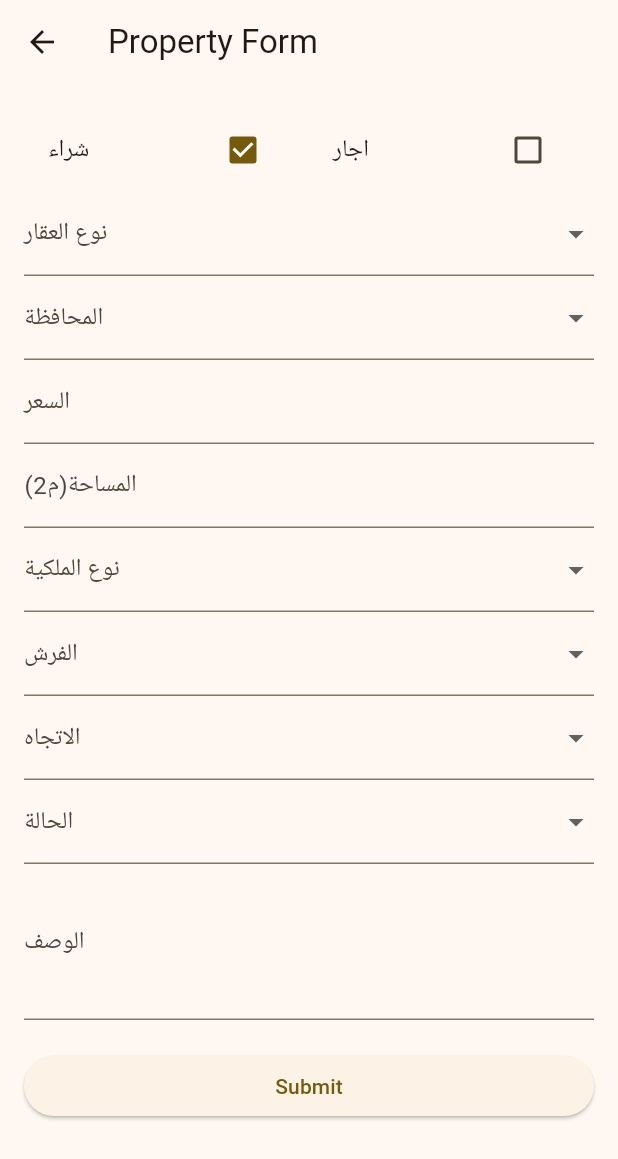
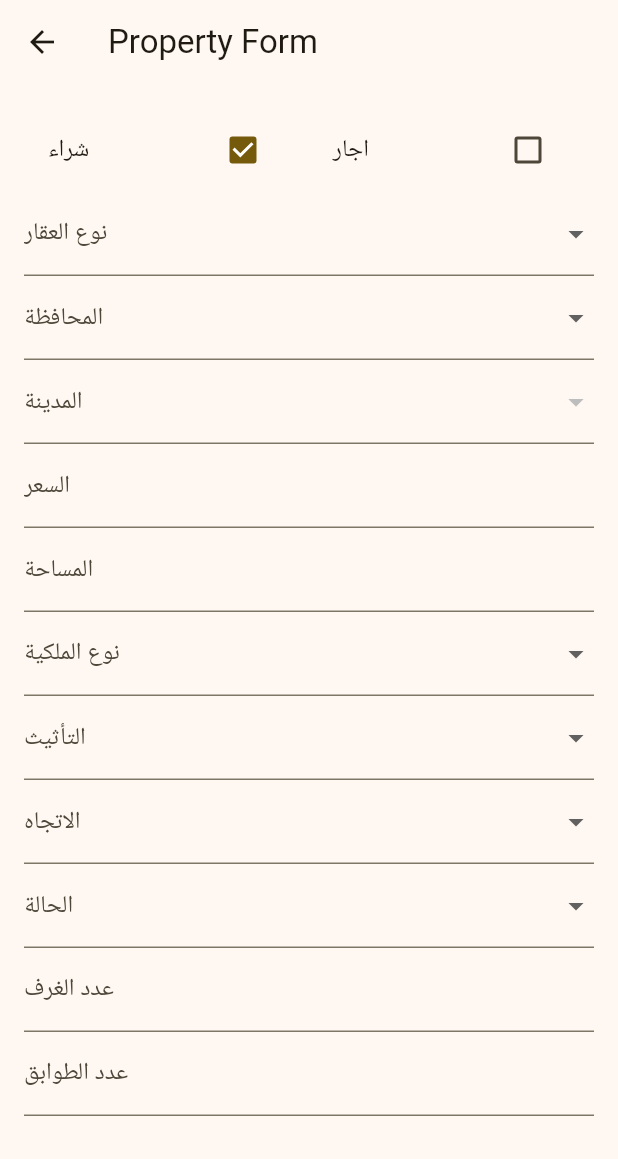
Before and after one commit to habeebandrew/real-estate, a Flutter app: the AdPropertyScreen screen opened by its route, on a phone screen of 412 x 824 dp. Shown: the top 1159 px of the screen. Run offline on Flutter 3.47's test engine with Material 3 defaults, Android fonts, the phone set to English and light mode, and no system bars; our stand-ins replace bloc, flutter_bloc, flutter_screenutil, image_picker, shared_preferences, shimmer_animation and 1 more; accounts and stored records are empty; statements that could not run were skipped.

Commit message:
1.add Features

```diff
--- a/lib/Presentation/Ad Propert Screen/ad_property_screen.dart
+++ b/lib/Presentation/Ad Propert Screen/ad_property_screen.dart
@@ -89,14 +89,36 @@ class _AdPropertyScreenState extends State<AdPropertyScreen> {
     'سنوي'
   ];
 
+  final List<String> specialFeatures = [
+    'مصعد',
+    'كهرباء بطاقة شمسية',
+    'تراس',
+    'كراج',
+    'مسبح',
+    'التسخين بطاقة الشمس',
+    'شرفة'
+  ];
+
   final TextEditingController propertyTypeController = TextEditingController();
   final TextEditingController provinceController = TextEditingController();
   final TextEditingController cityController = TextEditingController();
   final TextEditingController descriptionController = TextEditingController();
 
   final _formKey = GlobalKey<FormState>();
+  Map<String, bool> selectedFeatures = {
+    'مصعد': false,
+    'كهرباء بطاقة شمسية': false,
+    'تراس': false,
+    'كراج': false,
+    'مسبح': false,
+    'التسخين بطاقة الشمس': false,
+    'شرفة': false
+  };
 
-  Future<List<Map<String, dynamic>>> fetchCities(String province) async {
+  List<Map<String, dynamic>> cities = [];
+  bool isLoadingCities = false;
+
+  Future<void> fetchCities(String province) async {
     final Map<String, int> provinceIds = {
       'Damascus': 1,
       'Rif Damascus': 2,
@@ -118,12 +140,15 @@ class _AdPropertyScreenState extends State<AdPropertyScreen> {
 
     if (response.statusCode == 200) {
       final List data = json.decode(response.body);
-      return data.map((city) {
+      setState(() {
+        cities = data.map((city) {
           return {
             'id_address': city['id_address'],
             'address': city['address']
           };
         }).toList();
+        isLoadingCities = false;
+      });
     } else {
       throw Exception('Failed to load cities');
     }
@@ -180,6 +205,12 @@ class _AdPropertyScreenState extends State<AdPropertyScreen> {
         propertyTypeId = 0; // قيمة افتراضية غير صحيحة
     }
 
+    // جمع الميزات الخاصة التي تم اختيارها
+    String selectedSpecialFeatures = selectedFeatures.entries
+        .where((entry) => entry.value)
+        .map((entry) => entry.key)
+        .join(',');
+
     final response = await http.post(
       Uri.parse( ApiAndEndpoints.api+ApiAndEndpoints.addPropertyAd),
       headers: {
@@ -201,7 +232,8 @@ class _AdPropertyScreenState extends State<AdPropertyScreen> {
         'rental_period': rentalDuration,
         'numberOfRoom': numberOfRooms,
         'floor': floors,
-        // 'description': description,
+        'description': description,
+        'features': selectedSpecialFeatures,
       }),
     );
 
@@ -282,12 +314,11 @@ class _AdPropertyScreenState extends State<AdPropertyScreen> {
                 onChanged: (value) {
                   setState(() {
                     selectedPropertyType = value!;
-                    propertyTypeController.text = value;
                   });
                 },
                 validator: (value) {
                   if (value == null || value.isEmpty) {
-                    return 'يرجى اختيار نوع العقار';
+                    return 'Please select a property type';
                   }
                   return null;
                 },
@@ -305,80 +336,78 @@ class _AdPropertyScreenState extends State<AdPropertyScreen> {
                 onChanged: (value) {
                   setState(() {
                     selectedProvince = value!;
-                    selectedCity = ''; // Reset city to empty string
-                    selectedCityId = -1; // Reset city ID
-                    provinceController.text = value;
+                    selectedCity = ''; // لإعادة تعيين المدينة عند تغيير المحافظة
+                    selectedCityId = -1; // إعادة تعيين id_address
+                    isLoadingCities = true;
                   });
+                  fetchCities(selectedProvince);
                 },
                 validator: (value) {
                   if (value == null || value.isEmpty) {
-                    return 'يرجى اختيار المحافظة';
+                    return 'Please select a province';
                   }
                   return null;
                 },
               ),
               // City
-              if (selectedProvince.isNotEmpty)
-                FutureBuilder<List<Map<String, dynamic>>>(
-                  future: fetchCities(selectedProvince),
-                  builder: (context, snapshot) {
-                    if (snapshot.connectionState == ConnectionState.waiting) {
-                      return CircularProgressIndicator();
-                    } else if (snapshot.hasError) {
-                      return Text('Error: ${snapshot.error}');
-                    } else {
-                      return DropdownButtonFormField<String>(
+              DropdownButtonFormField<String>(
                 decoration: InputDecoration(labelText: 'المدينة'),
                 value: selectedCity.isEmpty ? null : selectedCity,
-                        items: snapshot.data!.map((city) {
+                items: cities.map((city) {
                   return DropdownMenuItem<String>(
                     value: city['address'],
                     child: Text(city['address']),
                     onTap: () {
-                              selectedCityId = city['id_address'];
+                      selectedCityId = city['id_address']; // تعيين id_address
                     },
                   );
                 }).toList(),
                 onChanged: (value) {
                   setState(() {
                     selectedCity = value!;
-                            cityController.text = value;
                   });
                 },
                 validator: (value) {
                   if (value == null || value.isEmpty) {
-                            return 'يرجى اختيار المدينة';
+                    return 'Please select a city';
                   }
                   return null;
-                        },
-                      );
-                    }
                 },
               ),
               // Price
               TextFormField(
                 decoration: InputDecoration(labelText: 'السعر'),
-                keyboardType: TextInputType.numberWithOptions(decimal: true),
+                keyboardType: TextInputType.number,
                 onChanged: (value) {
+                  setState(() {
                     price = double.tryParse(value);
+                  });
                 },
                 validator: (value) {
                   if (value == null || value.isEmpty) {
-                    return 'يرجى إدخال السعر';
+                    return 'Please enter a price';
+                  }
+                  if (double.tryParse(value) == null) {
+                    return 'Please enter a valid price';
                   }
                   return null;
                 },
               ),
               // Area
               TextFormField(
-                decoration: InputDecoration(labelText: 'المساحة(م2)'),
-                keyboardType: TextInputType.numberWithOptions(decimal: true),
+                decoration: InputDecoration(labelText: 'المساحة'),
+                keyboardType: TextInputType.number,
                 onChanged: (value) {
+                  setState(() {
                     area = double.tryParse(value);
+                  });
                 },
                 validator: (value) {
                   if (value == null || value.isEmpty) {
-                    return 'يرجى إدخال المساحة';
+                    return 'Please enter an area';
+                  }
+                  if (double.tryParse(value) == null) {
+                    return 'Please enter a valid area';
                   }
                   return null;
                 },
@@ -400,14 +429,14 @@ class _AdPropertyScreenState extends State<AdPropertyScreen> {
                 },
                 validator: (value) {
                   if (value == null || value.isEmpty) {
-                    return 'يرجى اختيار نوع الملكية';
+                    return 'Please select an ownership type';
                   }
                   return null;
                 },
               ),
               // Furnishing
               DropdownButtonFormField<String>(
-                decoration: InputDecoration(labelText: 'الفرش'),
+                decoration: InputDecoration(labelText: 'التأثيث'),
                 value: furnishing,
                 items: furnishings.map((type) {
                   return DropdownMenuItem<String>(
@@ -422,7 +451,7 @@ class _AdPropertyScreenState extends State<AdPropertyScreen> {
                 },
                 validator: (value) {
                   if (value == null || value.isEmpty) {
-                    return 'يرجى اختيار نوع الفرش';
+                    return 'Please select a furnishing type';
                   }
                   return null;
                 },
@@ -444,16 +473,14 @@ class _AdPropertyScreenState extends State<AdPropertyScreen> {
                 },
                 validator: (value) {
                   if (value == null || value.isEmpty) {
-                    return 'يرجى اختيار الاتجاه';
+                    return 'Please select an orientation';
                   }
                   return null;
                 },
               ),
               // Condition
-
               DropdownButtonFormField<String>(
-                decoration: InputDecoration(labelText:
-                'الحالة'),
+                decoration: InputDecoration(labelText: 'الحالة'),
                 value: condition,
                 items: conditions.map((type) {
                   return DropdownMenuItem<String>(
@@ -468,15 +495,16 @@ class _AdPropertyScreenState extends State<AdPropertyScreen> {
                 },
                 validator: (value) {
                   if (value == null || value.isEmpty) {
-                    return 'يرجى اختيار الحالة';
+                    return 'Please select a condition';
                   }
                   return null;
                 },
               ),
-              // Rental Duration (shows only if isForSale is false)
+              // Rental Duration
               if (!isForSale)
+
                 DropdownButtonFormField<String>(
-                  decoration: InputDecoration(labelText: 'مدة الإيجار'),
+                decoration: InputDecoration(labelText: 'مدة الايجار'),
                 value: rentalDuration,
                 items: rentalDurations.map((type) {
                   return DropdownMenuItem<String>(
@@ -491,73 +519,97 @@ class _AdPropertyScreenState extends State<AdPropertyScreen> {
                 },
                 validator: (value) {
                   if (value == null || value.isEmpty) {
-                      return 'يرجى اختيار مدة الإيجار';
+                    return 'Please select a rental duration';
                   }
                   return null;
                 },
               ),
-              // Number of Rooms (shows only if propertyType is valid)
-              if (['فيلا', 'شقة', 'مكتب', 'مزرعة', 'محل تجاري', 'شاليه'].contains(selectedPropertyType))
+              // Number of Rooms
               TextFormField(
                 decoration: InputDecoration(labelText: 'عدد الغرف'),
                 keyboardType: TextInputType.number,
                 onChanged: (value) {
+                  setState(() {
                     numberOfRooms = int.tryParse(value);
+                  });
                 },
                 validator: (value) {
                   if (value == null || value.isEmpty) {
-                      return 'يرجى إدخال عدد الغرف';
+                    return 'Please enter the number of rooms';
+                  }
+                  if (int.tryParse(value) == null) {
+                    return 'Please enter a valid number of rooms';
                   }
                   return null;
                 },
               ),
-              // Number of Floors (shows only if propertyType is Villa or Building)
-              if (['فيلا', 'بناء'].contains(selectedPropertyType))
+              // Floors
               TextFormField(
-                  decoration: InputDecoration(
-                    labelText: selectedPropertyType == 'بناء' ? 'عدد الطوابق' :
-                    selectedPropertyType == 'فيلا'? 'عدد الطوابق' :
-                    'طابق',
-                  ),
-                  keyboardType: TextInputType.numberWithOptions(decimal: true),
+                decoration: InputDecoration(labelText: 'عدد الطوابق'),
+                keyboardType: TextInputType.number,
                 onChanged: (value) {
-                    if (selectedPropertyType == 'بناء') {
+                  setState(() {
                     floors = double.tryParse(value);
-                    } else {
-                      floors = double.tryParse(value);
-                    }
+                  });
                 },
                 validator: (value) {
                   if (value == null || value.isEmpty) {
-                      return 'يرجى إدخال عدد الطوابق';
+                    return 'Please enter the number of floors';
+                  }
+                  if (double.tryParse(value) == null) {
+                    return 'Please enter a valid number of floors';
                   }
                   return null;
                 },
               ),
               // Description
               TextFormField(
+                controller: descriptionController,
                 decoration: InputDecoration(labelText: 'الوصف'),
-                maxLines: 3,
-                controller: descriptionController,
+                maxLines: 5,
                 onChanged: (value) {
+                  setState(() {
                     description = value;
+                  });
                 },
                 validator: (value) {
                   if (value == null || value.isEmpty) {
-                    return 'يرجى إدخال الوصف';
+                    return 'Please enter a description';
                   }
                   return null;
                 },
+              ),
+              // Special Features
+              Column(
+                crossAxisAlignment: CrossAxisAlignment.start,
+                children: [
+                  Text(
+                    'ميزات خاصة',
+                    style: TextStyle(fontSize: 16, fontWeight: FontWeight.bold),
+                  ),
+                  ...specialFeatures.map((feature) {
+                    return CheckboxListTile(
+                      title: Text(feature),
+                      value: selectedFeatures[feature],
+                      onChanged: (value) {
+                        setState(() {
+                          selectedFeatures[feature] = value!;
+                        });
+                      },
+                    );
+                  }).toList(),
+                ],
               ),
               // Submit Button
               SizedBox(height: 20),
               ElevatedButton(
                 onPressed: () {
+                  // print(selectedSpecialFeatures);
                   if (_formKey.currentState!.validate()) {
                     sendPropertyData();
                   }
                 },
-                child: Text('Submit'),
+                child: Text('إرسال'),
               ),
             ],
           ),
```
Lines whose indentation alone changed are shown as unchanged.
